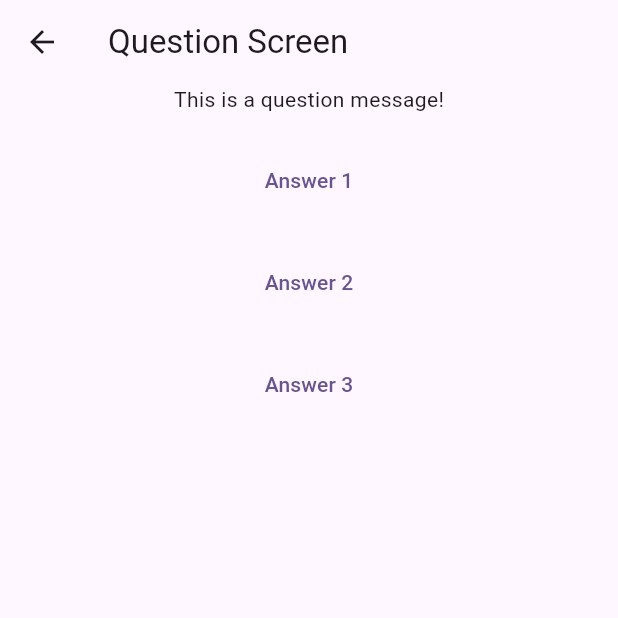
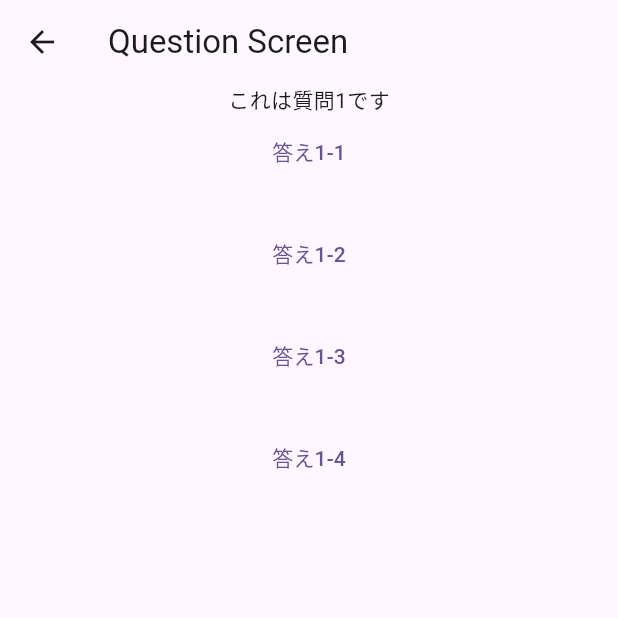
Before and after one commit to watahikiyoshihiro/quiz_game, a Flutter app: the screen it shows after launch, after a tap on "start quiz", on a phone screen of 412 x 824 dp, the top half of it. Run offline on Flutter 3.47's test engine with Material 3 defaults, Android fonts, the phone set to English and light mode, and no system bars; our stand-ins replace hooks_riverpod.

Commit message:
Display the answers for each element in the list.

```diff
--- a/lib/main.dart
+++ b/lib/main.dart
@@ -1,8 +1,13 @@
 import 'package:flutter/material.dart';
+import 'package:hooks_riverpod/hooks_riverpod.dart';
 import 'package:quiz_game/question_screen.dart';
 
 void main() {
-  runApp(const MyApp());
+  runApp(
+    const ProviderScope(
+      child: MyApp(),
+    ),
+  );
 }
 
 class MyApp extends StatelessWidget {
--- /dev/null
+++ b/lib/question.dart
@@ -0,0 +1,22 @@
+import 'package:hooks_riverpod/hooks_riverpod.dart';
+
+final questionsProvider = Provider<List<Question>>((ref) => questions);
+
+class Question {
+  final String question;
+  final List<String> answers;
+
+  Question({required this.question, required this.answers});
+}
+
+// Dummy data!!!
+List<Question> questions = [
+  Question(
+    question: 'これは質問1です',
+    answers: ['答え1-1', '答え1-2', '答え1-3', '答え1-4'],
+  ),
+  Question(
+    question: 'これは質問2です',
+    answers: ['答え2-1', '答え2-2', '答え2-3'],
+  ),
+];
--- a/lib/question_screen.dart
+++ b/lib/question_screen.dart
@@ -1,6 +1,8 @@
 import 'package:flutter/material.dart';
+import 'package:hooks_riverpod/hooks_riverpod.dart';
+import 'package:quiz_game/question.dart';
 
-class QuestionScreen extends StatelessWidget {
+class QuestionScreen extends ConsumerWidget {
   const QuestionScreen({super.key});
 
   Widget buildAnswerButton(String answerText) {
@@ -11,7 +13,9 @@ class QuestionScreen extends StatelessWidget {
   }
 
   @override
-  Widget build(BuildContext context) {
+  Widget build(BuildContext context, WidgetRef ref) {
+    final questions = ref.watch(questionsProvider);
+
     return Scaffold(
       appBar: AppBar(
         title: const Text('Question Screen'),
@@ -19,13 +23,16 @@ class QuestionScreen extends StatelessWidget {
       body: Center(
         child: Column(
           children: [
-            const Text('This is a question message!'),
-            const SizedBox(height: 20),
-            buildAnswerButton('Answer 1'),
-            const SizedBox(height: 20),
-            buildAnswerButton('Answer 2'),
-            const SizedBox(height: 20),
-            buildAnswerButton('Answer 3'),
+            // The first question text
+            Text(questions[0].question), //Dummy question data!!!
+            // For each answer, show a TextButton with the answer text
+            // and a SizedBox of height 20 to separate the buttons
+            ...questions[0].answers.expand(
+                  (answer) => [
+                    buildAnswerButton(answer),
+                    const SizedBox(height: 20),
+                  ],
+                ), //Dummy answer data!!!
           ],
         ),
       ),
```
Also changed, not shown: pubspec.yaml (+7 -0 lines), lib/quiz.dart (deleted), pubspec.lock.
